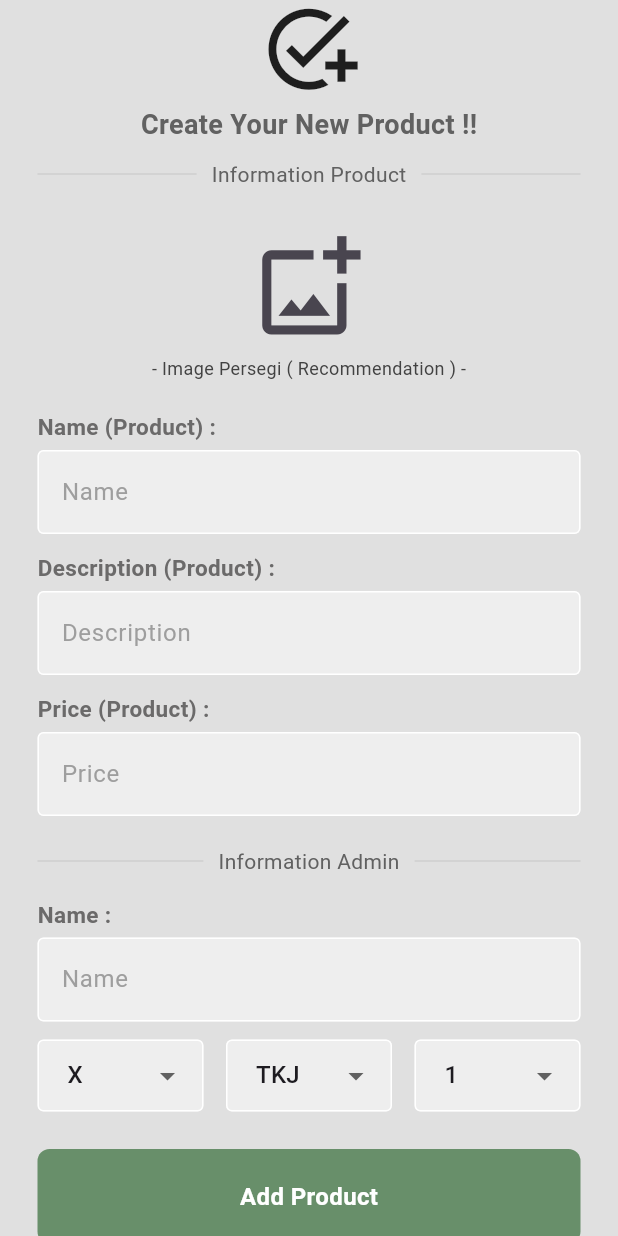
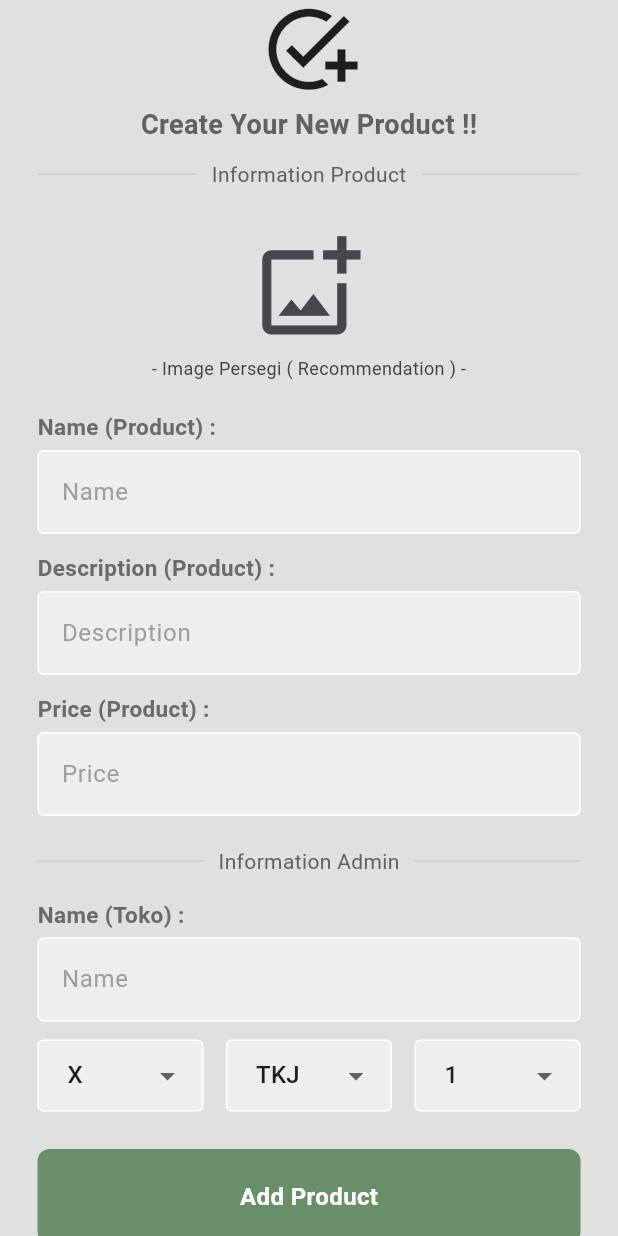
Before and after one commit to raaffiy/admin_ecommerce, a Flutter app: the CreatePage screen opened directly, on a phone screen of 412 x 824 dp. Run offline on Flutter 3.47's test engine with Material 3 defaults, Android fonts, the phone set to English and light mode, and no system bars; our stand-ins replace cloud_firestore, firebase_auth, firebase_core, firebase_storage, get, google_nav_bar and 2 more; accounts and stored records are empty.

Commit message:
update type

```diff
--- a/lib/pages/create_page.dart
+++ b/lib/pages/create_page.dart
@@ -553,7 +553,7 @@ class _CreatePageState extends State<CreatePage> {
                         child: Row(
                           children: [
                             Text(
-                              'Name : ',
+                              'Name (Toko) : ',
                               style: TextStyle(
                                 fontSize: 15,
                                 fontWeight: FontWeight.bold,
```
